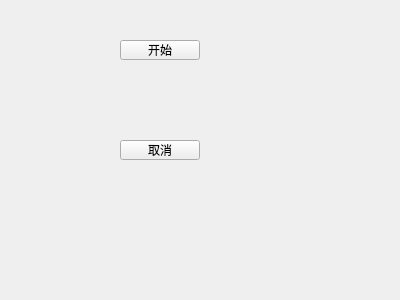
The window that QTimer/QTimer/widget.ui (zhengzp2019/qt) describes before a commit, drawn with Qt 5.
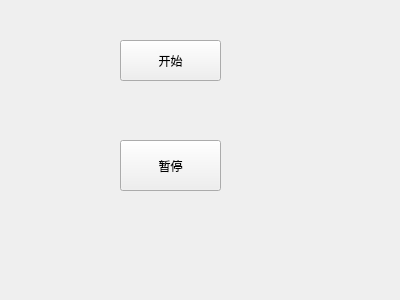
The same window after the commit.

What changed in the file:
```diff
--- a/QTimer/QTimer/widget.ui
+++ b/QTimer/QTimer/widget.ui
@@ -18,8 +18,8 @@
     <rect>
      <x>120</x>
      <y>40</y>
-     <width>80</width>
-     <height>20</height>
+     <width>101</width>
+     <height>41</height>
     </rect>
    </property>
    <property name="text">
@@ -31,12 +31,12 @@
     <rect>
      <x>120</x>
      <y>140</y>
-     <width>80</width>
-     <height>20</height>
+     <width>101</width>
+     <height>51</height>
     </rect>
    </property>
    <property name="text">
-    <string>取消</string>
+    <string>暂停</string>
    </property>
   </widget>
  </widget>
```
